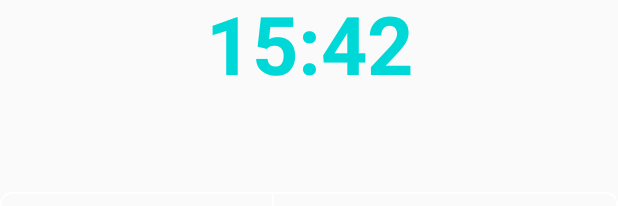
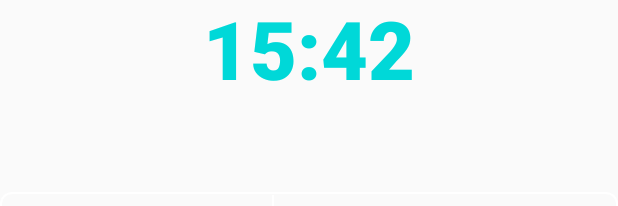
Before and after one commit to babak1379/001, an Android app: the layout widget_calendar.xml on its own in the app's theme, with its tools: preview values and no code run, on a phone screen of 412 x 824 dp. Shown: the top 206 px of the screen. Run offline under Robolectric (Android 15) with nearby library versions, the phone set to English and light mode, and no system bars.

Commit message:
Improve clock font and ensure full glyph height

```diff
--- a/app/src/main/res/layout/widget_calendar.xml
+++ b/app/src/main/res/layout/widget_calendar.xml
@@ -10,10 +10,10 @@
     <TextView
         android:id="@+id/clockText"
         android:layout_width="match_parent"
-        android:layout_height="52dp"
-        android:layout_marginBottom="76dp"
+        android:layout_height="70dp"
+        android:layout_marginBottom="58dp"
         android:gravity="center"
-        android:fontFamily="sans-serif"
+        android:fontFamily="sans-serif-black"
         android:includeFontPadding="false"
         android:singleLine="true"
         android:text="15:42"
```
